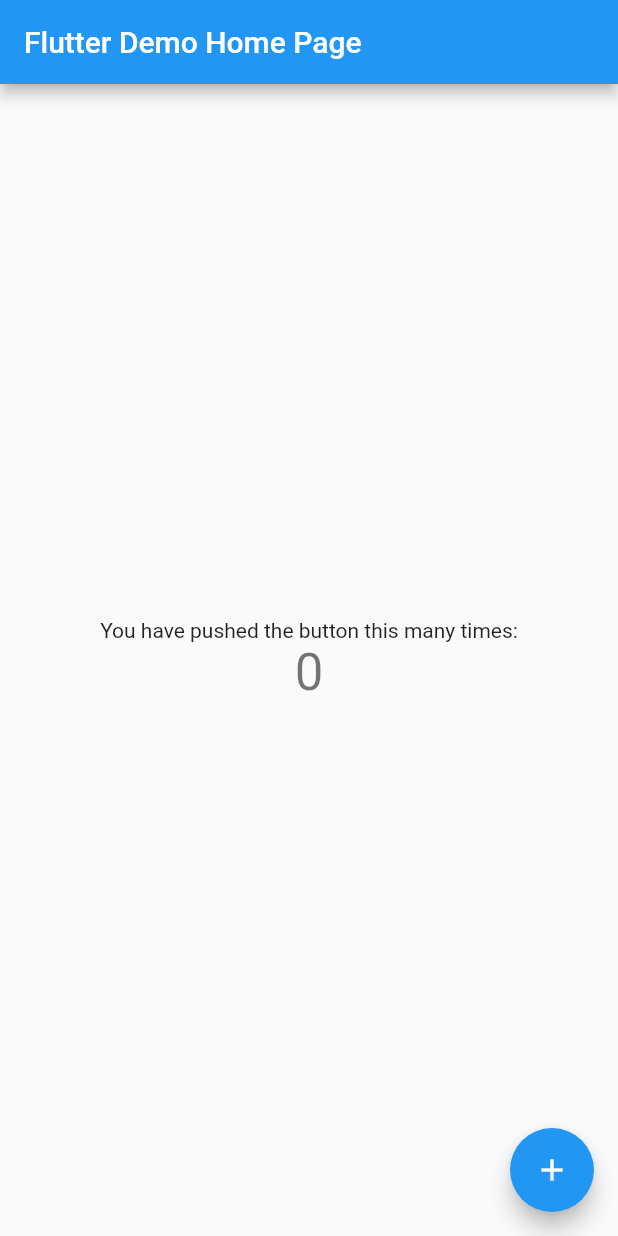
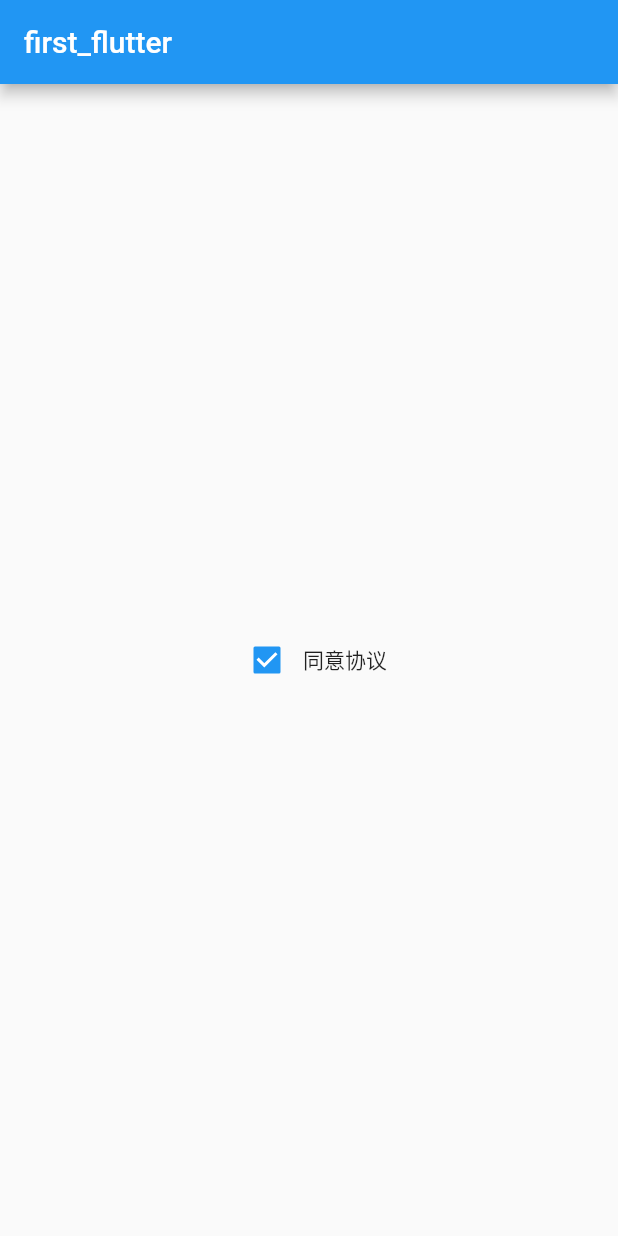
Before and after one commit to beforeold/flutterDailyDemo, a Flutter app: the screen it shows after launch, on a phone screen of 412 x 824 dp. Run offline on Flutter 3.47's test engine with Material 2 defaults, Android fonts, the phone set to English and light mode, and no system bars.

Commit message:
setup stateless first_flutter app

```diff
--- a/first_dart/lib/main.dart
+++ b/first_dart/lib/main.dart
@@ -11,105 +11,30 @@ class MyApp extends StatelessWidget {
   @override
   Widget build(BuildContext context) {
     return MaterialApp(
+      debugShowCheckedModeBanner: false,
       title: 'Flutter Demo',
       theme: ThemeData(
-        // This is the theme of your application.
-        //
-        // Try running your application with "flutter run". You'll see the
-        // application has a blue toolbar. Then, without quitting the app, try
-        // changing the primarySwatch below to Colors.green and then invoke
-        // "hot reload" (press "r" in the console where you ran "flutter run",
-        // or simply save your changes to "hot reload" in a Flutter IDE).
-        // Notice that the counter didn't reset back to zero; the application
-        // is not restarted.
         primarySwatch: Colors.blue,
       ),
-      home: const MyHomePage(title: 'Flutter Demo Home Page'),
+      home: MyHomePage(),
     );
   }
 }
 
-class MyHomePage extends StatefulWidget {
-  const MyHomePage({Key? key, required this.title}) : super(key: key);
-
-  // This widget is the home page of your application. It is stateful, meaning
-  // that it has a State object (defined below) that contains fields that affect
-  // how it looks.
-
-  // This class is the configuration for the state. It holds the values (in this
-  // case the title) provided by the parent (in this case the App widget) and
-  // used by the build method of the State. Fields in a Widget subclass are
-  // always marked "final".
-
-  final String title;
-
-  @override
-  State<MyHomePage> createState() => _MyHomePageState();
-}
-
-class _MyHomePageState extends State<MyHomePage> {
-  int _counter = 0;
-
-  void _incrementCounter() {
-    setState(() {
-      // This call to setState tells the Flutter framework that something has
-      // changed in this State, which causes it to rerun the build method below
-      // so that the display can reflect the updated values. If we changed
-      // _counter without calling setState(), then the build method would not be
-      // called again, and so nothing would appear to happen.
-      _counter++;
-    });
-  }
-
+class MyHomePage extends StatelessWidget {
   @override
   Widget build(BuildContext context) {
-    // This method is rerun every time setState is called, for instance as done
-    // by the _incrementCounter method above.
-    //
-    // The Flutter framework has been optimized to make rerunning build methods
-    // fast, so that you can just rebuild anything that needs updating rather
-    // than having to individually change instances of widgets.
     return Scaffold(
-      appBar: AppBar(
-        // Here we take the value from the MyHomePage object that was created by
-        // the App.build method, and use it to set our appbar title.
-        title: Text(widget.title),
-      ),
-      body: Center(
-        // Center is a layout widget. It takes a single child and positions it
-        // in the middle of the parent.
-        child: Column(
-          // Column is also a layout widget. It takes a list of children and
-          // arranges them vertically. By default, it sizes itself to fit its
-          // children horizontally, and tries to be as tall as its parent.
-          //
-          // Invoke "debug painting" (press "p" in the console, choose the
-          // "Toggle Debug Paint" action from the Flutter Inspector in Android
-          // Studio, or the "Toggle Debug Paint" command in Visual Studio Code)
-          // to see the wireframe for each widget.
-          //
-          // Column has various properties to control how it sizes itself and
-          // how it positions its children. Here we use mainAxisAlignment to
-          // center the children vertically; the main axis here is the vertical
-          // axis because Columns are vertical (the cross axis would be
-          // horizontal).
-          mainAxisAlignment: MainAxisAlignment.center,
-          children: <Widget>[
-            const Text(
-              'You have pushed the button this many times:',
-            ),
-            Text(
-              '$_counter',
-              style: Theme.of(context).textTheme.headline4,
-            ),
-          ],
+      appBar: AppBar(title: const Text("first_flutter")),
+        body: Center(
+          child: Row(
+            mainAxisAlignment: MainAxisAlignment.center,
+            children: [
+              Checkbox(value: true, onChanged: (value) => print(value)),
+              const Text("同意协议")
+            ],
+          ),
         ),
-      ),
-      floatingActionButton: FloatingActionButton(
-        onPressed: _incrementCounter,
-        tooltip: 'Increment',
-        child: const Icon(Icons.add),
-      ), // This trailing comma makes auto-formatting nicer for build methods.
     );
   }
 }
```
